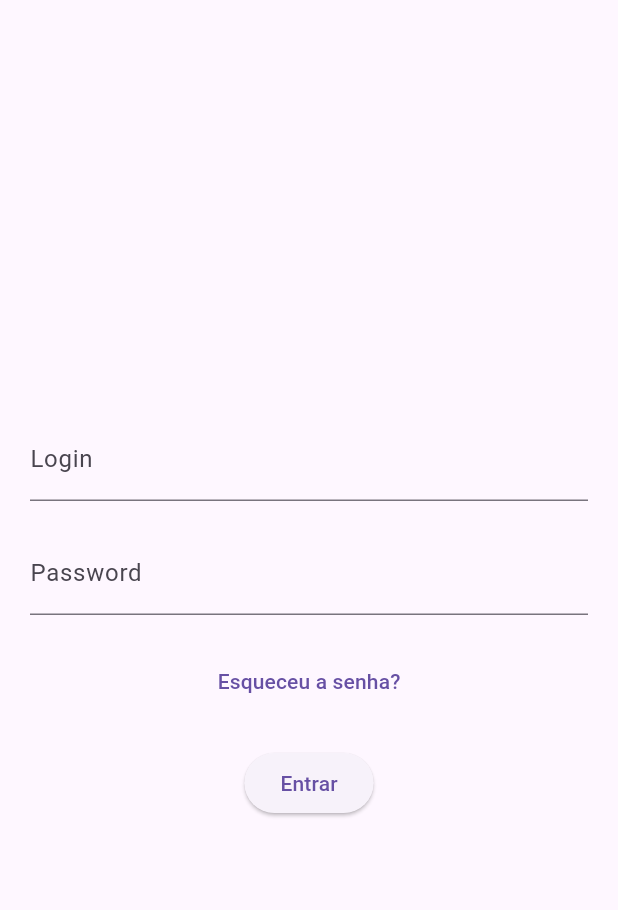
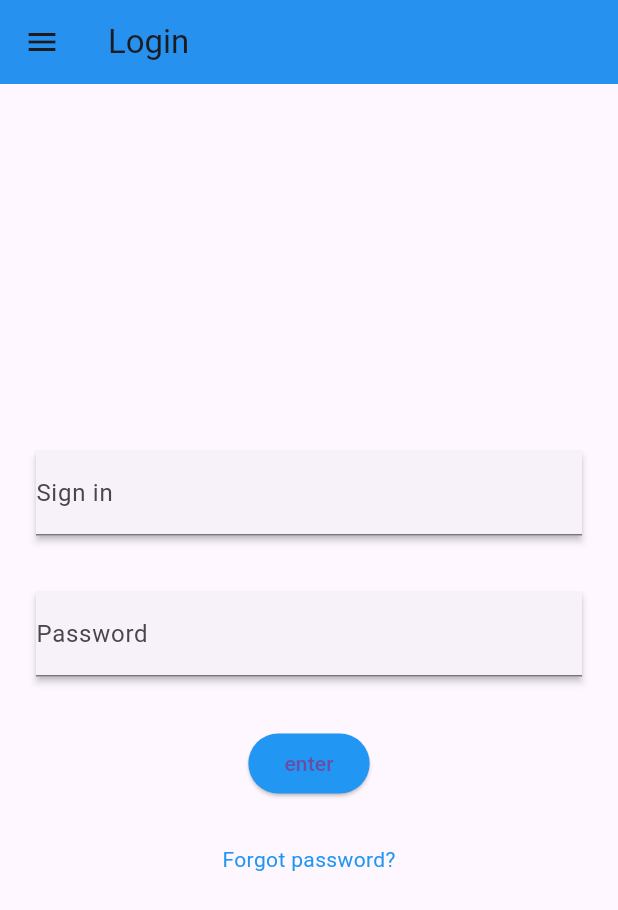
Before and after one commit to ign7/flutter-login-page, a Flutter app: the screen it shows after launch, on a phone screen of 412 x 824 dp. Shown: the top 910 px of the screen. Run offline on Flutter 3.47's test engine with Material 3 defaults, Android fonts, the phone set to English and light mode, and no system bars.

Commit message:
alterando layout

```diff
--- a/lib/Login.dart
+++ b/lib/Login.dart
@@ -4,37 +4,65 @@ class LoginPage extends StatelessWidget {
   @override
   Widget build(BuildContext context) {
     return Scaffold(
+      appBar: AppBar(
+        backgroundColor:
+            Colors.blue, // Define a cor de fundo da AppBar como azul
+        title: Text('Login'),
+        leading: IconButton(
+          icon: Icon(Icons.menu),
+          onPressed: () {
+            // Adicione aqui a lógica para mostrar o menu suspenso
+          },
+        ),
+        elevation: 2, // Altura do relevo da AppBar
+      ),
       body: Center(
         child: Padding(
           padding: const EdgeInsets.all(20.0),
           child: Column(
             mainAxisAlignment: MainAxisAlignment.center,
             children: [
-              TextFormField(
-                decoration: InputDecoration(
-                  labelText: 'Login',
+              Card(
+                elevation: 2,
+                shape: RoundedRectangleBorder(
+                  borderRadius: BorderRadius.circular(0.0),
+                ),
+                child: TextFormField(
+                  decoration: InputDecoration(
+                    labelText: 'Sign in',
+                  ),
                 ),
               ),
-              SizedBox(height: 20.0),
-              TextFormField(
-                decoration: InputDecoration(
-                  labelText: 'Password',
+              SizedBox(height: 30.0),
+              Card(
+                elevation: 2,
+                shape: RoundedRectangleBorder(
+                  borderRadius: BorderRadius.circular(0.0),
                 ),
-                obscureText: true,
+                child: TextFormField(
+                  decoration: InputDecoration(
+                    labelText: 'Password',
+                  ),
+                  obscureText: true,
+                ),
               ),
-              SizedBox(height: 20.0),
-              TextButton(
-                onPressed: () {
-                  // Implementar ação para recuperar senha
-                },
-                child: Text('Esqueceu a senha?'),
-              ),
-              SizedBox(height: 20.0),
+              SizedBox(height: 30.0),
               ElevatedButton(
                 onPressed: () {
                   // Implementar ação para entrar na página
                 },
-                child: Text('Entrar'),
+                style: ButtonStyle(
+                  backgroundColor:
+                      MaterialStateProperty.all<Color>(Colors.blue),
+                ),
+                child: Text('enter'),
+              ),
+              SizedBox(height: 30.0),
+              Text(
+                style: TextStyle(
+                  color: Colors.blue, // Define a cor do texto como vermelho
+                ),
+                'Forgot password?',
               ),
             ],
           ),
```
